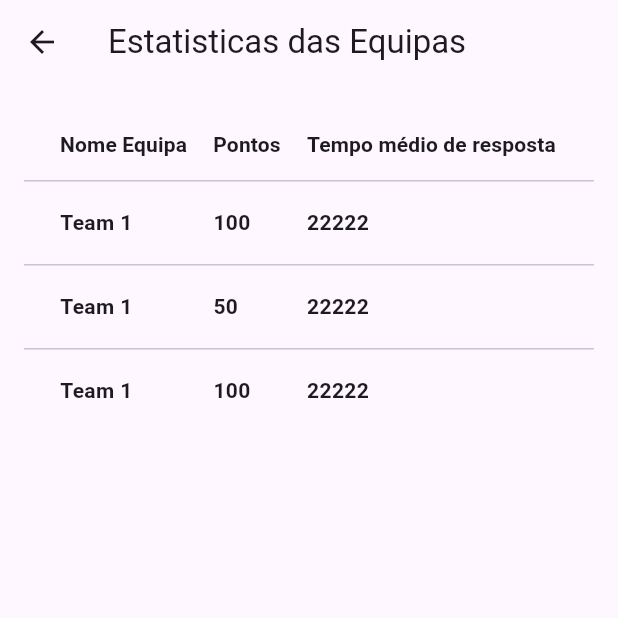
After one commit to CasualBear/casualbear_backoffice, a Flutter app: the TeamScores screen opened directly, on a phone screen of 412 x 824 dp, the top half of it. The commit adds this screen. Run offline on Flutter 3.47's test engine with Material 2 defaults, Android fonts, the phone set to English and light mode, and no system bars; our stand-ins replace bloc, dio, flutter_bloc, flutter_colorpicker, jwt_decoder; missing offline and left inert: dart:html, location_picker_flutter_map; network calls fail.

Commit message:
added statistics

```diff
--- a/lib/network/models/team.dart
+++ b/lib/network/models/team.dart
@@ -1,25 +1,61 @@
 class Team {
   final String teamId;
-  final List<Member> members;
 
-  Team({required this.teamId, required this.members});
+  Team({required this.teamId});
 
   factory Team.fromJson(Map<String, dynamic> json) {
     return Team(
       teamId: json['teamId'],
-      members: List<Member>.from(json['members'].map(
-        (memberJson) => Member.fromJson(memberJson),
-      )),
     );
   }
 }
 
-class Member {
+class TeamMember {
+  final int id;
+  final String name;
+  final String dateOfBirth;
+  final String cc;
+  final String phone;
+  final String address;
   final String email;
+  final String nosCard;
+  final String tShirtSize;
+  final String teamId;
+  final String createdAt;
+  final String updatedAt;
+  final int eventId;
 
-  Member({required this.email});
+  TeamMember({
+    required this.id,
+    required this.name,
+    required this.dateOfBirth,
+    required this.cc,
+    required this.phone,
+    required this.address,
+    required this.email,
+    required this.nosCard,
+    required this.tShirtSize,
+    required this.teamId,
+    required this.createdAt,
+    required this.updatedAt,
+    required this.eventId,
+  });
 
-  factory Member.fromJson(Map<String, dynamic> json) {
-    return Member(email: json['email']);
+  factory TeamMember.fromJson(Map<String, dynamic> json) {
+    return TeamMember(
+      id: json['id'],
+      name: json['name'],
+      dateOfBirth: json['dateOfBirth'],
+      cc: json['cc'],
+      phone: json['phone'],
+      address: json['address'],
+      email: json['email'],
+      nosCard: json['nosCard'],
+      tShirtSize: json['tShirtSize'],
+      teamId: json['teamId'],
+      createdAt: json['createdAt'],
+      updatedAt: json['updatedAt'],
+      eventId: json['event_id'],
+    );
   }
 }
--- a/lib/screens/events/cubit/event_state.dart
+++ b/lib/screens/events/cubit/event_state.dart
@@ -50,3 +50,15 @@ class CreateQuestionLoaded extends EventState {
 }
 
 class CreateQuestionError extends EventState {}
+
+// Teams
+
+class GetTeamMemberLoading extends EventState {}
+
+class GetTeamMemberLoaded extends EventState {
+  final List<TeamMember> teamMembers;
+
+  GetTeamMemberLoaded({required this.teamMembers});
+}
+
+class GetTeamMemberError extends EventState {}
--- /dev/null
+++ b/lib/screens/events/team_scores.dart
@@ -0,0 +1,75 @@
+import 'package:flutter/material.dart';
+
+class TeamScores extends StatelessWidget {
+  final List<Map<String, dynamic>> scoresData;
+
+  const TeamScores({Key? key, required this.scoresData}) : super(key: key);
+
+  @override
+  Widget build(BuildContext context) {
+    return Scaffold(
+      appBar: AppBar(
+        title: Text('Estatisticas das Equipas'),
+      ),
+      body: SingleChildScrollView(
+        child: Padding(
+          padding: const EdgeInsets.all(16.0),
+          child: Column(
+            crossAxisAlignment: CrossAxisAlignment.stretch,
+            children: [
+              DataTable(
+                columnSpacing: 16.0,
+                headingRowHeight: 48.0,
+                dataRowHeight: 56.0,
+                columns: const <DataColumn>[
+                  DataColumn(
+                    label: Text(
+                      'Nome Equipa',
+                      style: TextStyle(fontWeight: FontWeight.bold),
+                    ),
+                  ),
+                  DataColumn(
+                    label: Text(
+                      'Pontos',
+                      style: TextStyle(fontWeight: FontWeight.bold),
+                    ),
+                  ),
+                  DataColumn(
+                    label: Text(
+                      'Tempo médio de resposta',
+                      style: TextStyle(fontWeight: FontWeight.bold),
+                    ),
+                  ),
+                ],
+                rows: scoresData.map((data) {
+                  return DataRow(
+                    cells: <DataCell>[
+                      DataCell(
+                        Text(
+                          data['teamId'],
+                          style: TextStyle(fontWeight: FontWeight.bold),
+                        ),
+                      ),
+                      DataCell(
+                        Text(
+                          data['currentScore'].toString(),
+                          style: TextStyle(fontWeight: FontWeight.bold),
+                        ),
+                      ),
+                      DataCell(
+                        Text(
+                          data['avgTimeOfAnswer'],
+                          style: TextStyle(fontWeight: FontWeight.bold),
+                        ),
+                      ),
+                    ],
+                  );
+                }).toList(),
+              ),
+            ],
+          ),
+        ),
+      ),
+    );
+  }
+}
```
Also changed, not shown: lib/repositories/event_repository.dart (+15 -0 lines), lib/screens/events/cubit/event_cubit.dart (+12 -0 lines), lib/screens/events/event_details.dart (+41 -0 lines), lib/screens/events/team_details.dart (added, +80 -0 lines), lib/screens/events/widgets/team_item.dart (+7 -2 lines).
